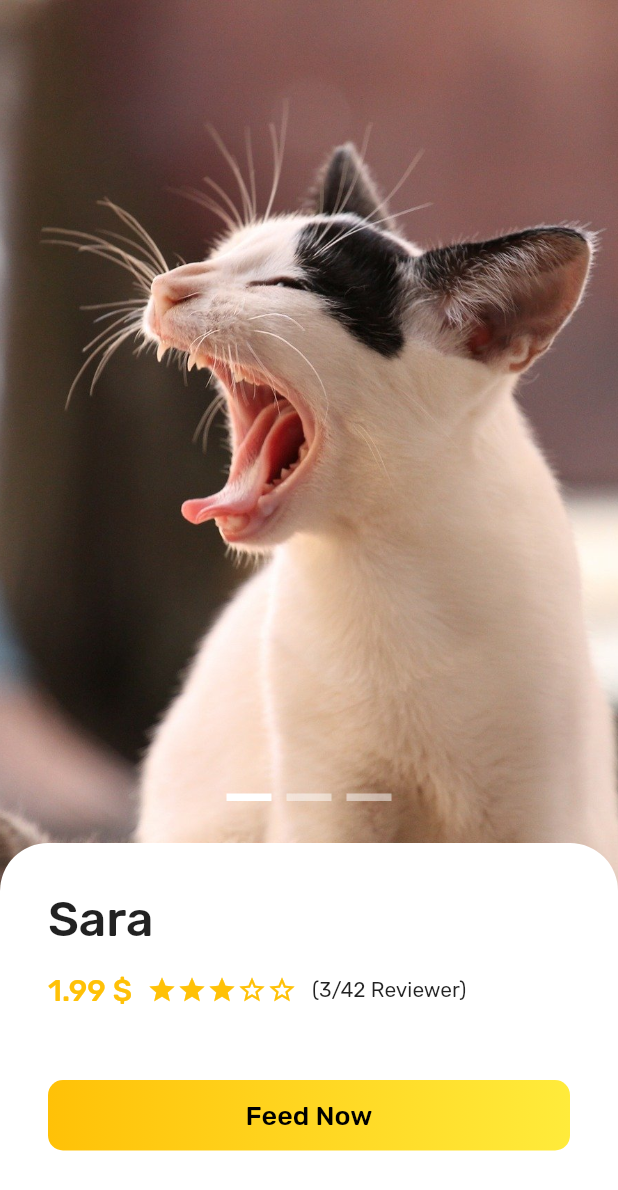
After one commit to anusornleo/100_Day_Flutter, a Flutter app: the Day18 screen opened by its route, on a phone screen of 412 x 824 dp. The commit adds this screen. Shown: the top 1190 px of the screen. Run offline on Flutter 3.47's test engine with Material 2 defaults, Android fonts, the phone set to English and light mode, and no system bars; our stand-ins replace page_transition, simple_animations; missing offline and left inert: animator.

Commit message:
finish day 18

```diff
--- a/lib/File100Day/Day_16/Pages/Category.dart
+++ b/lib/File100Day/Day_16/Pages/Category.dart
@@ -9,10 +9,10 @@ class Category extends StatefulWidget {
 
 class _CategoryState extends State<Category> {
   List<Map> items = [
-    {"name": "xxx", "price": "100", "pic": "assets/JPEG/cat6.jpg"},
-    {"name": "xxx", "price": "100", "pic": "assets/JPEG/cat1.jpg"},
-    {"name": "xxx", "price": "100", "pic": "assets/JPEG/cat3.jpg"},
-    {"name": "xxx", "price": "100", "pic": "assets/JPEG/cat2.jpg"},
+    {"name": "Tommy", "price": "100", "pic": "assets/JPEG/cat6.jpg"},
+    {"name": "Easy", "price": "100", "pic": "assets/JPEG/cat1.jpg"},
+    {"name": "Lulk", "price": "100", "pic": "assets/JPEG/cat3.jpg"},
+    {"name": "Pony", "price": "100", "pic": "assets/JPEG/cat2.jpg"},
   ];
 
   @override
@@ -182,7 +182,7 @@ class _CategoryState extends State<Category> {
                           style: TextStyle(color: Colors.white, fontSize: 20),
                         ),
                         Text(
-                          "\$$name",
+                          "\$$price",
                           style: TextStyle(color: Colors.white, fontSize: 30),
                         )
                       ],
--- /dev/null
+++ b/lib/File100Day/Day_18/Day18.dart
@@ -0,0 +1,208 @@
+import 'package:flutter/cupertino.dart';
+import 'package:flutter/material.dart';
+
+class Day18 extends StatefulWidget {
+  @override
+  _Day18State createState() => _Day18State();
+}
+
+class _Day18State extends State<Day18> with TickerProviderStateMixin {
+  List<Map> cats = [
+    {
+      "name": "Sara",
+      "price": "1.99",
+      "star": 3,
+      "pic": "assets/JPEG/cat1.jpg",
+      "count": "42"
+    },
+    {
+      "name": "James",
+      "price": "1.99",
+      "star": 4,
+      "pic": "assets/JPEG/cat2.jpg",
+      "count": "98"
+    },
+    {
+      "name": "Kitty",
+      "price": "1.99",
+      "star": 5,
+      "pic": "assets/JPEG/cat3.jpg",
+      "count": "112"
+    },
+  ];
+
+  int _nowIndex = 0;
+
+  @override
+  Widget build(BuildContext context) {
+    return Scaffold(
+      body: Column(
+        children: [
+          Stack(
+            children: [
+              GestureDetector(
+                onHorizontalDragEnd: (DragEndDetails detail) {
+                  if (detail.velocity.pixelsPerSecond.dx > 0) {
+                    prev();
+                  } else if (detail.velocity.pixelsPerSecond.dx < 0) {
+                    next();
+                  }
+                },
+                child: AnimatedSwitcher(
+                  duration: const Duration(milliseconds: 500),
+                  transitionBuilder:
+                      (Widget child, Animation<double> animation) {
+                    return FadeTransition(child: child, opacity: animation);
+                  },
+                  child: Container(
+                    key: ValueKey<int>(_nowIndex),
+                    width: double.infinity,
+                    height: MediaQuery.of(context).size.height - 230,
+                    decoration: BoxDecoration(
+                        image: DecorationImage(
+                            image: AssetImage(cats[_nowIndex]["pic"]),
+                            fit: BoxFit.cover)),
+                  ),
+                ),
+              ),
+              Positioned(
+                top: MediaQuery.of(context).size.height - 300,
+                child: Container(
+                  width: MediaQuery.of(context).size.width,
+                  child: Row(
+                    mainAxisAlignment: MainAxisAlignment.center,
+                    mainAxisSize: MainAxisSize.max,
+                    children: List<Widget>.generate(
+                        cats.length, (index) => indicator(index)),
+                  ),
+                ),
+              ),
+              Positioned(
+                bottom: 0,
+                child: Container(
+                  width: MediaQuery.of(context).size.width,
+                  height: 32,
+                  decoration: BoxDecoration(
+                      borderRadius: BorderRadius.only(
+                          topLeft: Radius.circular(32),
+                          topRight: Radius.circular(32)),
+                      color: Colors.white),
+                ),
+              ),
+            ],
+          ),
+          Expanded(
+            child: Container(
+              padding: EdgeInsets.symmetric(horizontal: 32),
+              width: double.infinity,
+              decoration: BoxDecoration(color: Colors.white),
+              child: Column(
+                crossAxisAlignment: CrossAxisAlignment.start,
+                children: [
+                  Text(
+                    cats[_nowIndex]["name"],
+                    style: TextStyle(fontSize: 32, fontWeight: FontWeight.w500),
+                  ),
+                  Padding(
+                    padding: const EdgeInsets.symmetric(vertical: 16),
+                    child: Row(
+                      children: [
+                        Text(
+                          cats[_nowIndex]["price"] + " \$",
+                          style: TextStyle(
+                              fontSize: 20,
+                              color: Colors.amber,
+                              fontWeight: FontWeight.w500),
+                        ),
+                        SizedBox(
+                          width: 10,
+                        ),
+                        starGroup(cats[_nowIndex]["star"]),
+                        SizedBox(
+                          width: 10,
+                        ),
+                        Text(
+                            "(${cats[_nowIndex]["star"]}/${cats[_nowIndex]["count"]} Reviewer)")
+                      ],
+                    ),
+                  ),
+                  Container(
+                    margin: EdgeInsets.symmetric(vertical: 32),
+                    width: double.infinity,
+                    height: 47,
+                    decoration: BoxDecoration(
+                        gradient: LinearGradient(colors: [
+                          Colors.amber,
+                          Colors.yellow,
+                        ]),
+                        borderRadius: new BorderRadius.circular(10.0)),
+                    child: FlatButton(
+                      shape: new RoundedRectangleBorder(
+                        borderRadius: new BorderRadius.circular(10.0),
+                      ),
+                      onPressed: () {},
+                      color: Colors.transparent,
+                      child: Text(
+                        "Feed Now",
+                        style: TextStyle(
+                          color: Colors.black,
+                          fontSize: 18.0,
+                        ),
+                      ),
+                    ),
+                  ),
+                ],
+              ),
+            ),
+          )
+        ],
+      ),
+    );
+  }
+
+  prev() {
+    if (_nowIndex > 0) {
+      setState(() {
+        _nowIndex--;
+      });
+    }
+  }
+
+  next() {
+    if (_nowIndex < cats.length - 1) {
+      setState(() {
+        _nowIndex++;
+      });
+    }
+  }
+
+  Container indicator(int index) {
+    return Container(
+      margin: EdgeInsets.all(5),
+      width: 30,
+      height: 5,
+      decoration: BoxDecoration(
+          color: (_nowIndex == index)
+              ? Colors.white
+              : Colors.white.withOpacity(.5)),
+    );
+  }
+
+  Container starGroup(int star) {
+    List<Icon> countStar = [];
+
+    for (int i = 0; i < 5; i++) {
+      countStar.add(Icon(
+        (i < star) ? Icons.star : Icons.star_border,
+        color: Colors.amber,
+        size: 20,
+      ));
+    }
+
+    return Container(
+      child: Row(
+        children: countStar,
+      ),
+    );
+  }
+}
--- a/lib/Pages/Home.dart
+++ b/lib/Pages/Home.dart
@@ -17,7 +17,8 @@ class Home extends StatelessWidget {
     "13",
     "14",
     "15",
-    "16"
+    "16",
+    "18"
   ];
 
   @override
--- a/lib/main.dart
+++ b/lib/main.dart
@@ -5,6 +5,7 @@ import 'package:flutterui100day/File100Day/Day_10/Day10.dart';
 import 'package:flutterui100day/File100Day/Day_14/Day14.dart';
 import 'package:flutterui100day/File100Day/Day_15/Day15.dart';
 import 'package:flutterui100day/File100Day/Day_16/Pages/Start.dart';
+import 'package:flutterui100day/File100Day/Day_18/Day18.dart';
 import 'package:flutterui100day/File100Day/Day_2/Day_2.dart';
 import 'package:flutterui100day/File100Day/Day_3/StartPage.dart';
 import 'package:flutterui100day/File100Day/Day_5/Day5.dart';
@@ -56,6 +57,7 @@ class MyApp extends StatelessWidget {
         '/14': (context) => Day14(),
         '/15': (context) => Day15(),
         '/16': (context) => Day16(),
+        '/18': (context) => Day18(),
       },
     );
   }
```
